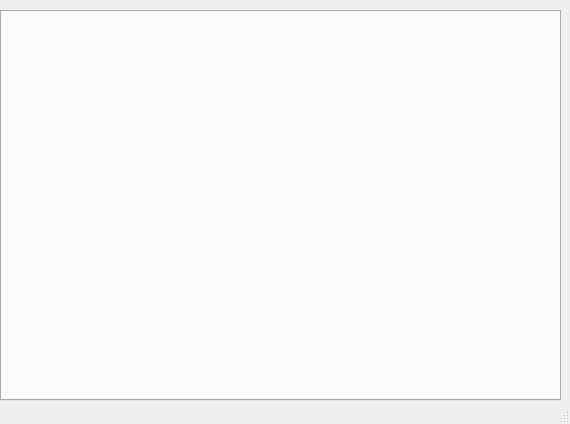
zyq1569/HealthApp, file Tools/MHealthReport/mainapp.ui: the form before one commit.
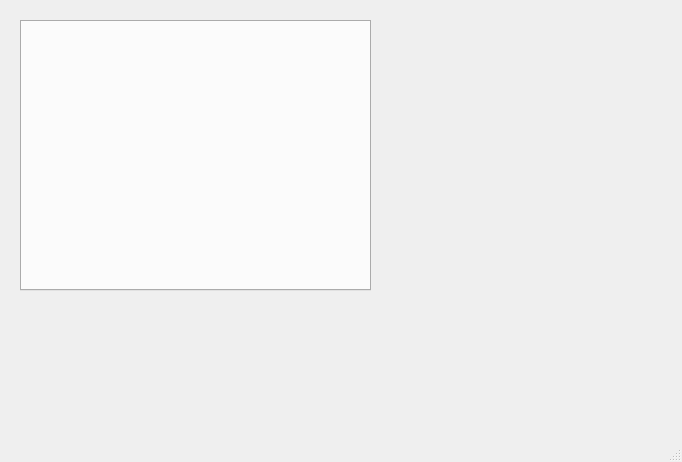
The form after the commit.

Commit message: add table: studyimage ui

```diff
--- a/Tools/MHealthReport/mainapp.ui
+++ b/Tools/MHealthReport/mainapp.ui
@@ -6,8 +6,8 @@
    <rect>
     <x>0</x>
     <y>0</y>
-    <width>570</width>
-    <height>424</height>
+    <width>682</width>
+    <height>462</height>
    </rect>
   </property>
   <property name="windowTitle">
@@ -17,10 +17,10 @@
    <widget class="QTabWidget" name="m_tabWidgetTotal">
     <property name="geometry">
      <rect>
-      <x>0</x>
-      <y>10</y>
-      <width>561</width>
-      <height>391</height>
+      <x>20</x>
+      <y>20</y>
+      <width>351</width>
+      <height>271</height>
      </rect>
     </property>
     <property name="minimumSize">
```
Left out of the diff: 10 changed lines with no effect on the pictures. The commit also changes 4 other files.
